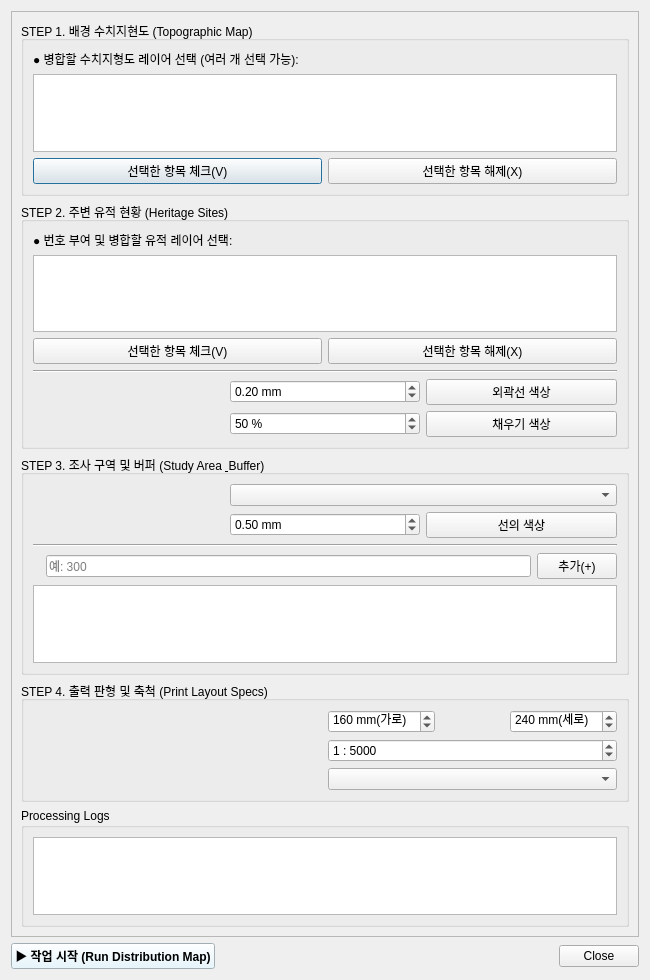
Above: arch_distribution_dialog_base.ui from lzpxilfe/ArchDistribution before the change. Below: the same form after it.
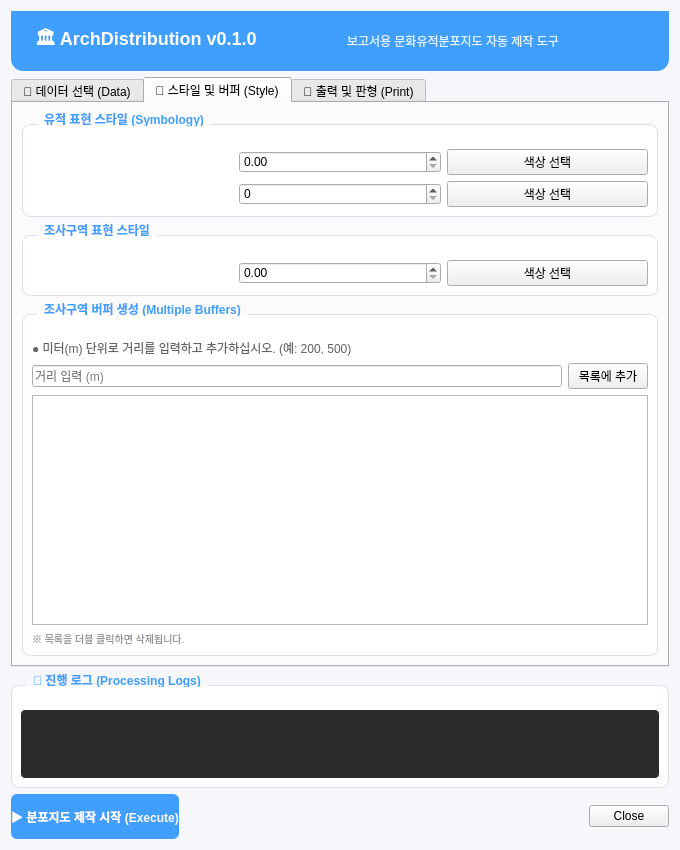
That is the form after the change. The open tabs and pages were chosen to show the change.

Commit message: Phase 4: Premium UI/UX overhaul with tabs, QSS, and comprehensive tooltips

```diff
--- a/arch_distribution_dialog_base.ui
+++ b/arch_distribution_dialog_base.ui
@@ -6,136 +6,158 @@
    <rect>
     <x>0</x>
     <y>0</y>
-    <width>650</width>
-    <height>980</height>
+    <width>680</width>
+    <height>850</height>
    </rect>
   </property>
   <property name="windowTitle">
-   <string>ArchDistribution - 세부 설정 및 실행</string>
+   <string>ArchDistribution - 프리미엄 분포지도 제작</string>
+  </property>
+  <property name="styleSheet">
+   <string notr="true">QDialog { background-color: #f5f7fa; }
+QGroupBox { font-weight: bold; border: 1px solid #dcdfe6; border-radius: 8px; margin-top: 12px; padding-top: 15px; background-color: white; }
+QGroupBox::title { subcontrol-origin: margin; left: 15px; padding: 0 5px; color: #409eff; }
+QPushButton#btnRun { background-color: #409eff; color: white; border-radius: 6px; font-weight: bold; border: none; }
+QPushButton#btnRun:hover { background-color: #66b1ff; }
+QPushButton#btnRun:disabled { background-color: #c0c4cc; }
+QLabel { color: #606266; }
+QPlainTextEdit#txtLogs { background-color: #2b2b2b; color: #a9b7c6; font-family: 'Consolas'; border-radius: 4px; }</string>
   </property>
   <layout class="QVBoxLayout" name="verticalLayout">
    <item>
-    <widget class="QScrollArea" name="scrollArea">
-     <property name="widgetResizable">
-      <bool>true</bool>
-     </property>
-     <widget class="QWidget" name="scrollAreaWidgetContents">
-      <layout class="QVBoxLayout" name="mainVerticalLayout">
-       <!-- Section 1: Topo Maps -->
+    <widget class="QFrame" name="frameHeader">
+     <property name="minimumSize"><size><width>0</width><height>60</height></size></property>
+     <property name="styleSheet"><string>background-color: #409eff; border-bottom-left-radius: 12px; border-bottom-right-radius: 12px;</string></property>
+     <layout class="QHBoxLayout" name="horizontalLayoutHeader">
+      <item>
+       <widget class="QLabel" name="labelTitle">
+        <property name="text"><string>🏛 ArchDistribution v0.1.0</string></property>
+        <property name="styleSheet"><string>color: white; font-size: 18px; font-weight: bold; padding-left: 10px;</string></property>
+       </widget>
+      </item>
+      <item><spacer><property name="orientation"><enum>Qt::Horizontal</enum></property></spacer></item>
+      <item>
+       <widget class="QLabel" name="labelSubTitle">
+        <property name="text"><string>보고서용 문화유적분포지도 자동 제작 도구</string></property>
+        <property name="styleSheet"><string>color: #e1f5fe; font-size: 12px;</string></property>
+       </widget>
+      </item>
+     </layout>
+    </widget>
+   </item>
+
+   <item>
+    <widget class="QTabWidget" name="tabWidget">
+     <property name="currentIndex"><number>0</number></property>
+     
+     <!-- Tab 1: Data Selection -->
+     <widget class="QWidget" name="tabData">
+      <attribute name="title"><string>📁 데이터 선택 (Data)</string></attribute>
+      <layout class="QVBoxLayout" name="layoutTabData">
+       <item>
+        <widget class="QGroupBox" name="groupStudy">
+         <property name="title"><string>1. 조사 지역 설정 (Study Area)</string></property>
+         <layout class="QVBoxLayout" name="v1">
+          <item><widget class="QLabel" name="lS1"><property name="text"><string>● 현재 QGIS 프로젝트에서 조사 대상 구역 레이어를 선택하세요.</string></property><property name="wordWrap"><bool>true</bool></property></widget></item>
+          <item><widget class="QComboBox" name="comboStudyArea"><property name="toolTip"><string>지도 제작의 중심이 되는 조사지역 레이어를 선택합니다. (투영좌표계 권장)</string></property></widget></item>
+         </layout>
+        </widget>
+       </item>
        <item>
         <widget class="QGroupBox" name="groupTopo">
-         <property name="title">
-          <string>STEP 1. 배경 수치지현도 (Topographic Map)</string>
-         </property>
-         <layout class="QVBoxLayout" name="layoutTopo">
+         <property name="title"><string>2. 배경 지형도 선택 (Topo Maps)</string></property>
+         <layout class="QVBoxLayout" name="v2">
+          <item><widget class="QLabel" name="lT1"><property name="text"><string>● 병합할 수치지형도 레이어를 선택하십시오. (자동으로 0.05mm 검정색 선 처리)</string></property></widget></item>
+          <item><widget class="QListWidget" name="listTopoLayers"><property name="selectionMode"><enum>QAbstractItemView::ExtendedSelection</enum></property><property name="toolTip"><string>선택한 모든 지형도를 하나로 합치고 불필요한 도곽선(H0017334)을 제거합니다.</string></property></widget></item>
           <item>
-           <widget class="QLabel" name="label_16">
-            <property name="text"><string>● 병합할 수치지형도 레이어 선택 (여러 개 선택 가능):</string></property>
-           </widget>
-          </item>
-          <item>
-           <widget class="QListWidget" name="listTopoLayers">
-            <property name="selectionMode"><enum>QAbstractItemView::ExtendedSelection</enum></property>
-            <property name="minimumHeight"><number>120</number></property>
-           </widget>
-          </item>
-          <item>
-           <layout class="QHBoxLayout" name="btnsTopo">
-            <item><widget class="QPushButton" name="btnCheckTopo"><property name="text"><string>선택한 항목 체크(V)</string></property></widget></item>
-            <item><widget class="QPushButton" name="btnUncheckTopo"><property name="text"><string>선택한 항목 해제(X)</string></property></widget></item>
+           <layout class="QHBoxLayout" name="h1">
+            <item><widget class="QPushButton" name="btnCheckTopo"><property name="text"><string>선택 항목 체크(V)</string></property></widget></item>
+            <item><widget class="QPushButton" name="btnUncheckTopo"><property name="text"><string>선택 항목 해제(X)</string></property></widget></item>
            </layout>
           </item>
          </layout>
         </widget>
        </item>
-
-       <!-- Section 2: Heritage -->
        <item>
         <widget class="QGroupBox" name="groupHeritage">
-         <property name="title">
-          <string>STEP 2. 주변 유적 현황 (Heritage Sites)</string>
-         </property>
-         <layout class="QVBoxLayout" name="layoutHer">
+         <property name="title"><string>3. 주변 유적 레이어 (Heritage)</string></property>
+         <layout class="QVBoxLayout" name="v3">
+          <item><widget class="QLabel" name="lH1"><property name="text"><string>● 영역 내의 유적을 수집할 레이어들을 선택하세요.</string></property></widget></item>
+          <item><widget class="QListWidget" name="listHeritageLayers"><property name="selectionMode"><enum>QAbstractItemView::ExtendedSelection</enum></property><property name="toolTip"><string>여러 레이어에 흩어진 유적들을 하나로 병합하고 번호를 매깁니다.</string></property></widget></item>
           <item>
-           <widget class="QLabel" name="label_17">
-            <property name="text"><string>● 번호 부여 및 병합할 유적 레이어 선택:</string></property>
-           </widget>
-          </item>
-          <item>
-           <widget class="QListWidget" name="listHeritageLayers">
-            <property name="selectionMode"><enum>QAbstractItemView::ExtendedSelection</enum></property>
-            <property name="minimumHeight"><number>100</number></property>
-           </widget>
-          </item>
-          <item>
-           <layout class="QHBoxLayout" name="btnsHer">
-            <item><widget class="QPushButton" name="btnCheckHeritage"><property name="text"><string>선택한 항목 체크(V)</string></property></widget></item>
-            <item><widget class="QPushButton" name="btnUncheckHeritage"><property name="text"><string>선택한 항목 해제(X)</string></property></widget></item>
+           <layout class="QHBoxLayout" name="h2">
+            <item><widget class="QPushButton" name="btnCheckHeritage"><property name="text"><string>선택 항목 체크(V)</string></property></widget></item>
+            <item><widget class="QPushButton" name="btnUncheckHeritage"><property name="text"><string>선택 항목 해제(X)</string></property></widget></item>
            </layout>
           </item>
-          <item><widget class="Line" name="line_3"><property name="orientation"><enum>Qt::Horizontal</enum></property></widget></item>
-          <item>
-           <layout class="QGridLayout" name="gridStyle">
-            <item row="0" column="0"><widget class="QLabel" name="l1"><string>유적 외곽선 두께 (mm):</string></widget></item>
-            <item row="0" column="1"><widget class="QDoubleSpinBox" name="spinHeritageStrokeWidth"><property name="suffix"><string> mm</string></property><property name="value"><double>0.2</double></property></widget></item>
-            <item row="0" column="2"><widget class="QPushButton" name="btnHeritageStrokeColor"><property name="text"><string>외곽선 색상</string></property></widget></item>
-            <item row="1" column="0"><widget class="QLabel" name="l3"><string>유적 채우기 투명도 (%):</string></widget></item>
-            <item row="1" column="1"><widget class="QSpinBox" name="spinHeritageOpacity"><property name="suffix"><string> %</string></property><property name="maximum"><number>100</number></property><property name="value"><number>50</number></property></widget></item>
-            <item row="1" column="2"><widget class="QPushButton" name="btnHeritageFillColor"><property name="text"><string>채우기 색상</string></property></widget></item>
-           </layout>
-          </item>
          </layout>
         </widget>
        </item>
+      </layout>
+     </widget>
 
-       <!-- Section 3: Study Area -->
+     <!-- Tab 2: Style & Buffers -->
+     <widget class="QWidget" name="tabStyle">
+      <attribute name="title"><string>🎨 스타일 및 버퍼 (Style)</string></attribute>
+      <layout class="QVBoxLayout" name="layoutTabStyle">
        <item>
-        <widget class="QGroupBox" name="groupStudy">
-         <property name="title">
-          <string>STEP 3. 조사 구역 및 버퍼 (Study Area &amp; Buffer)</string>
-         </property>
-         <layout class="QVBoxLayout" name="layoutStudy">
+        <widget class="QGroupBox" name="groupHerStyle">
+         <property name="title"><string>유적 표현 스타일 (Symbology)</string></property>
+         <layout class="QGridLayout" name="g1">
+          <item row="0" column="0"><widget class="QLabel" name="lHS1"><string>외곽선 두께 (mm):</string></widget></item>
+          <item row="0" column="1"><widget class="QDoubleSpinBox" name="spinHeritageStrokeWidth"><property name="toolTip"><string>병합된 유적 레이어의 테두리 두께입니다.</string></property></widget></item>
+          <item row="0" column="2"><widget class="QPushButton" name="btnHeritageStrokeColor"><property name="text"><string>색상 선택</string></property></widget></item>
+          <item row="1" column="0"><widget class="QLabel" name="lHS2"><string>채우기 투명도 (%):</string></widget></item>
+          <item row="1" column="1"><widget class="QSpinBox" name="spinHeritageOpacity"/></item>
+          <item row="1" column="2"><widget class="QPushButton" name="btnHeritageFillColor"><property name="text"><string>색상 선택</string></property></widget></item>
+         </layout>
+        </widget>
+       </item>
+       <item>
+        <widget class="QGroupBox" name="groupStudyStyle">
+         <property name="title"><string>조사구역 표현 스타일</string></property>
+         <layout class="QGridLayout" name="g2">
+          <item row="0" column="0"><widget class="QLabel" name="lSS1"><string>조사구역 선 두께 (mm):</string></widget></item>
+          <item row="0" column="1"><widget class="QDoubleSpinBox" name="spinStudyStrokeWidth"/></item>
+          <item row="0" column="2"><widget class="QPushButton" name="btnStudyStrokeColor"><property name="text"><string>색상 선택</string></property></widget></item>
+         </layout>
+        </widget>
+       </item>
+       <item>
+        <widget class="QGroupBox" name="groupBuf">
+         <property name="title"><string>조사구역 버퍼 생성 (Multiple Buffers)</string></property>
+         <layout class="QVBoxLayout" name="v4">
+          <item><widget class="QLabel" name="lB1"><property name="text"><string>● 미터(m) 단위로 거리를 입력하고 추가하십시오. (예: 200, 500)</string></property></widget></item>
           <item>
-           <layout class="QGridLayout" name="gridStudy">
-            <item row="0" column="0"><widget class="QLabel" name="l5"><string>● 조사구역(중심) 선택:</string></widget></item>
-            <item row="0" column="1" colspan="2"><widget class="QComboBox" name="comboStudyArea"/></item>
-            <item row="1" column="0"><widget class="QLabel" name="l6"><string>● 구역 외곽선 두께:</string></widget></item>
-            <item row="1" column="1"><widget class="QDoubleSpinBox" name="spinStudyStrokeWidth"><property name="suffix"><string> mm</string></property><property name="value"><double>0.5</double></property></widget></item>
-            <item row="1" column="2"><widget class="QPushButton" name="btnStudyStrokeColor"><property name="text"><string>선의 색상</string></property></widget></item>
+           <layout class="QHBoxLayout" name="h3">
+            <item><widget class="QLineEdit" name="editBufferDistance"><property name="placeholderText"><string>거리 입력 (m)</string></property></widget></item>
+            <item><widget class="QPushButton" name="btnAddBuffer"><property name="text"><string>목록에 추가</string></property></widget></item>
            </layout>
           </item>
-          <item><widget class="Line" name="line_4"><property name="orientation"><enum>Qt::Horizontal</enum></property></widget></item>
-          <item>
-           <layout class="QHBoxLayout" name="layoutBufInput">
-            <item><widget class="QLabel" name="l7"><string>● 버퍼 거리 추가 (단위: m):</string></widget></item>
-            <item><widget class="QLineEdit" name="editBufferDistance"><property name="placeholderText"><string>예: 300</string></property></widget></item>
-            <item><widget class="QPushButton" name="btnAddBuffer"><property name="text"><string>추가(+)</string></property></widget></item>
-           </layout>
-          </item>
-          <item><widget class="QListWidget" name="listBuffers"><property name="maximumHeight"><number>80</number></property></widget></item>
+          <item><widget class="QListWidget" name="listBuffers"><property name="maximumHeight"><number>100</number></property></widget></item>
+          <item><widget class="QLabel" name="lB2"><property name="text"><string>※ 목록을 더블 클릭하면 삭제됩니다.</string></property><property name="styleSheet"><string>font-size: 10px; color: #909399;</string></property></widget></item>
          </layout>
         </widget>
        </item>
+      </layout>
+     </widget>
 
-       <!-- Section 4: Print Specs -->
+     <!-- Tab 3: Print Specs -->
+     <widget class="QWidget" name="tabPrint">
+      <attribute name="title"><string>📐 출력 및 판형 (Print)</string></attribute>
+      <layout class="QVBoxLayout" name="layoutTabPrint">
        <item>
-        <widget class="QGroupBox" name="groupPrint">
-         <property name="title">
-          <string>STEP 4. 출력 판형 및 축척 (Print Layout Specs)</string>
-         </property>
-         <layout class="QGridLayout" name="gridPrint">
-          <item row="0" column="0"><widget class="QLabel" name="l9"><string>● 종이 크기 (mm):</string></widget></item>
-          <item row="0" column="1">
-           <layout class="QHBoxLayout" name="layoutPaper">
-            <item><widget class="QSpinBox" name="spinWidth"><property name="suffix"><string> mm(가로)</string></property><property name="maximum"><number>9999</number></property><property name="value"><number>160</number></property></widget></item>
-            <item><widget class="QLabel" name="l10"><string>x</string></widget></item>
-            <item><widget class="QSpinBox" name="spinHeight"><property name="suffix"><string> mm(세로)</string></property><property name="maximum"><number>9999</number></property><property name="value"><number>240</number></property></widget></item>
-           </layout>
-          </item>
-          <item row="1" column="0"><widget class="QLabel" name="l11"><string>● 출력 축척 (1 : Scale):</string></widget></item>
-          <item row="1" column="1"><widget class="QSpinBox" name="spinScale"><property name="prefix"><string>1 : </string></property><property name="maximum"><number>1000000</number></property><property name="value"><number>5000</number></property></widget></item>
-          <item row="2" column="0"><widget class="QLabel" name="l12"><string>● 번호 부여 정렬 기준:</string></widget></item>
-          <item row="2" column="1">
+        <widget class="QGroupBox" name="groupPrintSpecs">
+         <property name="title"><string>정밀 출력 판형 설정</string></property>
+         <layout class="QGridLayout" name="g3">
+          <item row="0" column="0"><widget class="QLabel" name="lP1"><string>도면 가로 크기 (mm):</string></widget></item>
+          <item row="0" column="1"><widget class="QSpinBox" name="spinWidth"/><property name="toolTip"><string>출력물(종이)의 실제 가로 크기를 mm 단위로 입력합니다.</string></property></item>
+          <item row="1" column="0"><widget class="QLabel" name="lP2"><string>도면 세로 크기 (mm):</string></widget></item>
+          <item row="1" column="1"><widget class="QSpinBox" name="spinHeight"/><property name="toolTip"><string>출력물(종이)의 실제 세로 크기를 mm 단위로 입력합니다.</string></property></item>
+          <item row="2" column="0"><widget class="QLabel" name="lP3"><string>출력 축척 (1 : N):</string></widget></item>
+          <item row="2" column="1"><widget class="QSpinBox" name="spinScale"/><property name="toolTip"><string>예: 5000 입력 시 1:5000 축척으로 도곽을 생성합니다.</string></property></item>
+          <item row="3" column="0"><widget class="QLabel" name="lP4"><string>번호 정렬 기준:</string></widget></item>
+          <item row="3" column="1">
            <widget class="QComboBox" name="comboSortOrder">
             <item><string>조사구역 중심에서 가까운 순</string></item>
             <item><string>북쪽(위)에서 남쪽(아래) 순</string></item>
@@ -144,39 +166,41 @@
          </layout>
         </widget>
        </item>
-
-       <!-- Section 5: Logs -->
+       <item><spacer><property name="orientation"><enum>Qt::Vertical</enum></property></spacer></item>
        <item>
-        <widget class="QGroupBox" name="groupLog">
-         <property name="title">
-          <string>Processing Logs</string>
-         </property>
-         <layout class="QVBoxLayout" name="layoutLog">
-          <item>
-           <widget class="QPlainTextEdit" name="txtLogs">
-            <property name="readOnly"><bool>true</bool></property>
-            <property name="minimumHeight"><number>100</number></property>
-           </widget>
-          </item>
-         </layout>
+        <widget class="QLabel" name="labelGuidance">
+         <property name="text"><string>ⓘ 도곽(Extent) 영역은 설정된 종이 크기와 축척을 곱하여 중심점을 기준으로 자동 생성됩니다. 계산된 실제 지면 크기가 지도에 표시됩니다.</string></property>
+         <property name="wordWrap"><bool>true</bool></property>
+         <property name="styleSheet"><string>color: #67c23a; border: 1px dashed #67c23a; padding: 10px; border-radius: 4px;</string></property>
         </widget>
        </item>
       </layout>
      </widget>
     </widget>
    </item>
+
+   <!-- Bottom Logs -->
+   <item>
+    <widget class="QGroupBox" name="groupLog">
+     <property name="title"><string>🚀 진행 로그 (Processing Logs)</string></property>
+     <layout class="QVBoxLayout" name="layoutLog">
+      <item><widget class="QPlainTextEdit" name="txtLogs"><property name="readOnly"><bool>true</bool></property></widget></item>
+     </layout>
+    </widget>
+   </item>
+
+   <!-- Execution Buttons -->
    <item>
     <layout class="QHBoxLayout" name="layoutFinalBtns">
      <item>
       <widget class="QPushButton" name="btnRun">
-       <property name="minimumHeight"><number>40</number></property>
-       <property name="text"><string>▶ 작업 시작 (Run Distribution Map)</string></property>
-       <property name="styleSheet"><string>font-weight: bold; background-color: #e1f5fe;</string></property>
+       <property name="minimumSize"><size><width>0</width><height>45</height></size></property>
+       <property name="text"><string>▶ 분포지도 제작 시작 (Execute)</string></property>
+       <property name="cursor"><cursorShape>PointingHandCursor</cursorShape></property>
       </widget>
      </item>
      <item>
       <widget class="QDialogButtonBox" name="buttonBox">
-       <property name="orientation"><enum>Qt::Horizontal</enum></property>
        <property name="standardButtons"><set>QDialogButtonBox::Close</set></property>
       </widget>
      </item>
```
Left out of the diff: 7 changed lines with no effect on the pictures. The commit also changes 1 other file.
